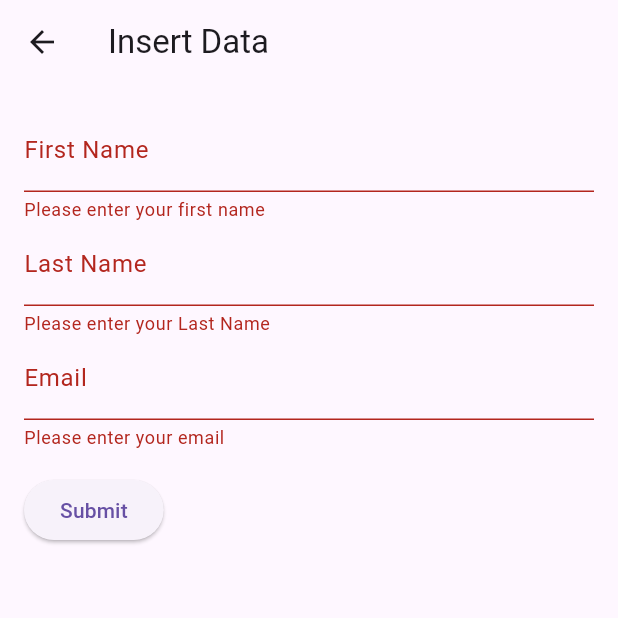
After one commit to aGamer106/ibm-project, a Flutter app: the InsertDataPage screen opened directly, after a tap on "Submit", on a phone screen of 412 x 824 dp, the top half of it. The commit adds this screen. Run offline on Flutter 3.47's test engine with Material 3 defaults, Android fonts, the phone set to English and light mode, and no system bars; our stand-ins replace firebase_core, firebase_database, qr_flutter; missing offline and left inert: mobile_scanner; accounts and stored records are empty.

Commit message:
added a form to push records to the database using the `push()` method. successfully implemented!

```diff
--- a/lib/main.dart
+++ b/lib/main.dart
@@ -4,11 +4,14 @@ import 'package:firebase_database/firebase_database.dart';
 import 'package:firebase_database/ui/firebase_animated_list.dart';
 import 'package:flutter/material.dart';
 import 'package:mobile_scanner/mobile_scanner.dart';
+import 'package:untitled/submit_data_form.dart';
 import 'qr_scanner_overlay.dart';
 import 'package:url_launcher/url_launcher.dart';
 import 'package:firebase_core/firebase_core.dart';
 import 'card.dart';
 import 'generate_qr_screen.dart';
+import 'package:uuid/uuid.dart';
+import 'dart:math';
 
 void main() async {
   WidgetsFlutterBinding.ensureInitialized();
@@ -33,6 +36,8 @@ class MyApp extends StatelessWidget {
     );
   }
 }
+
+
 
 class MyHomePage extends StatefulWidget {
   const MyHomePage({Key? key}) : super(key: key);
@@ -80,19 +85,40 @@ class _MyHomePageState extends State<MyHomePage> {
           QRScannerOverlay(overlayColour: Colors.black.withOpacity(0.5)),
         ],
       ),
-      floatingActionButton: FloatingActionButton(
+      floatingActionButton: Stack(
+        children: <Widget>[
+          Positioned(
+            right: 30,
+            bottom: 80,
+            child: FloatingActionButton(
+              onPressed: () {
+                Navigator.push(
+                  context,
+                  MaterialPageRoute(builder: (context) => InsertDataPage()),
+                );
+              },
+              child: Icon(Icons.add),
+            ),
+          ),
+          Positioned(
+            left: 30,
+            bottom: 80,
+            child: FloatingActionButton(
               onPressed: () {
                 Navigator.push(
                   context,
                   MaterialPageRoute(builder: (context) => RelTimeData()),
                 );
               },
-        child: const Icon(Icons.data_object)
+              child: const Icon(Icons.data_object),
             ),
-      floatingActionButtonLocation: FloatingActionButtonLocation.startFloat, // Positions the button to the bottom left corner.
+          ),
+        ],
+      ),
     );
   }
 }
+
 
 
 class RelTimeData extends StatelessWidget {
@@ -135,3 +161,8 @@ class RelTimeData extends StatelessWidget {
 //write 2 functions
 //1. Function that returns the User ID
 //2. A function that takes the user ID and prints out to the screen the business card
+
+
+//1. push test data onto the database, using the push() function so that it generates a new UUID
+// - wanna push a User, a Business Card, and a Profile
+//2. once we figure out how to access a record by its UUID
--- /dev/null
+++ b/lib/submit_data_form.dart
@@ -0,0 +1,102 @@
+import 'package:firebase_database/firebase_database.dart';
+import 'package:flutter/cupertino.dart';
+import 'package:flutter/material.dart';
+import 'package:uuid/uuid.dart';
+import 'dart:math';
+
+class InsertDataPage extends StatefulWidget {
+  @override
+  _InsertDataPageState createState() => _InsertDataPageState();
+}
+
+class _InsertDataPageState extends State<InsertDataPage> {
+  final _formKey = GlobalKey<FormState>();
+  String _firstName = '';
+  String _lastName = '';
+  String _email = '';
+
+  //use a static password for now, will be updated as we go
+  String _password = 'Random1234';
+  final dbRef = FirebaseDatabase.instance.ref();
+
+  void _submitData() {
+    if(_formKey.currentState!.validate()) {
+      _formKey.currentState!.save();
+      var uuid = Uuid();
+
+      //Users entry here
+      final userEntry = {
+        "First_Name": _firstName,
+        "Last_Name": _lastName,
+        "User_Email": _email,
+        "User_Password": _password, //USE FIREBASE AUTH TO HANDLE PASSWORDS SECURELY
+        "Business_Card": uuid.v4(), //generate a new UUID for each user
+      };
+      dbRef.child('AppDB/Users').push().set(userEntry);
+
+      //get back to the previous screen after submission
+      Navigator.of(context).pop();
+    }
+  }
+
+  @override
+  Widget build(BuildContext context) {
+    return Scaffold(
+      appBar: AppBar(
+        title: Text('Insert Data'),
+      ),
+      body: Padding(
+        padding: EdgeInsets.all(16.0),
+        child: Form(
+          key: _formKey,
+          child: Column(
+            crossAxisAlignment: CrossAxisAlignment.start,
+            children: <Widget>[
+              TextFormField(
+                decoration: InputDecoration(labelText: 'First Name'),
+                onSaved: (value) {
+                  _firstName = value!;
+                },
+                validator: (value) {
+                  return value!.isEmpty ? 'Please enter your first name' : null;
+                },
+              ),
+              TextFormField(
+                decoration: InputDecoration(labelText: 'Last Name'),
+                onSaved: (value) {
+                  _lastName = value!;
+                },
+                validator: (value) {
+                  if (value == null || value.isEmpty) {
+                    return 'Please enter your Last Name';
+                  }
+                  return null; // Indicates the input is valid
+                },
+              ),
+              TextFormField(
+                decoration: InputDecoration(labelText: 'Email'),
+                onSaved: (value) {
+                  _email = value!;
+                },
+                validator: (value) {
+                  if (value == null || value.isEmpty) {
+                    return 'Please enter your email';
+                  }
+                  return null; // Indicates the input is valid
+                },
+              ),
+              Padding(
+                padding: const EdgeInsets.symmetric(vertical: 16.0),
+                child: ElevatedButton(
+                  onPressed: _submitData,
+                  child: Text('Submit'),
+                ),
+              )
+            ],
+          ),
+        ),
+      ),
+    );
+  }
+
+}
```
Lines whose indentation alone changed are shown as unchanged.
